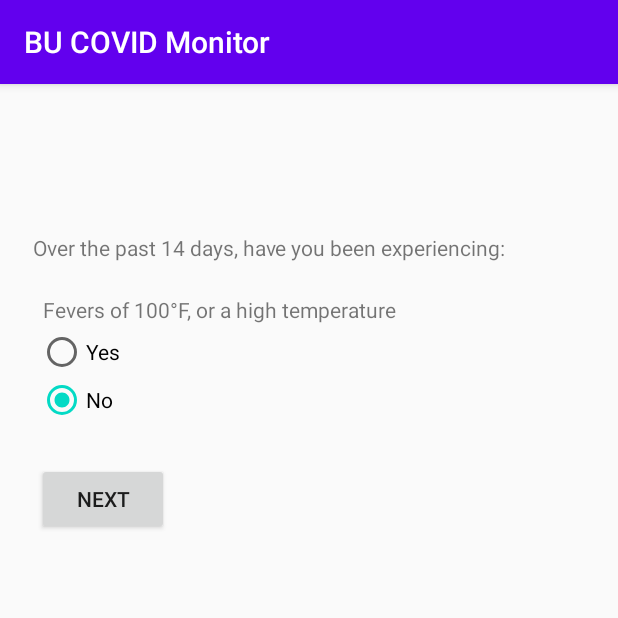
After one commit to Jon-S-Hall/Android_COVID_Monitor, an Android app: the SurveyActivity screen opened directly, with no data from a screen before it, on a phone screen of 412 x 824 dp, the top half of it. The commit adds this screen. Run offline under Robolectric (Android 15) with nearby library versions, the phone set to English and light mode, and no system bars; Roboto replaces fonts that are not available here.

Commit message:
added survey
no symptom checking YET (doesn't check if answered yes on any symptoms)

```diff
--- a/app/src/main/AndroidManifest.xml
+++ b/app/src/main/AndroidManifest.xml
@@ -11,7 +11,7 @@
         android:supportsRtl="true"
         android:theme="@style/AppTheme">
         <activity android:name=".ui.login.LoginActivity">
-            android:label="@string/app_name">
+
             <intent-filter>
                 <action android:name="android.intent.action.MAIN" />
                 <category android:name="android.intent.category.LAUNCHER" />
@@ -19,6 +19,7 @@
         </activity>
         <activity android:name=".ui.login.RegisterActivity"/>
         <activity android:name=".app.HomeScreen"/>
+        <activity android:name=".app.SurveyActivity"/>
     </application>
 
 </manifest>
--- a/app/src/main/java/com/example/bucovidmonitor/app/HomeScreen.java
+++ b/app/src/main/java/com/example/bucovidmonitor/app/HomeScreen.java
@@ -6,13 +6,26 @@ import androidx.appcompat.app.AppCompatActivity;
 
 import com.example.bucovidmonitor.R;
 
+import android.view.View;
+import android.widget.Button;
+import android.content.Intent;
+
 public class HomeScreen extends AppCompatActivity {
 
+    // private Button surveyBtn;
 
     @Override
     public void onCreate(Bundle savedInstanceState) {
         super.onCreate(savedInstanceState);
         setContentView(R.layout.home_screen);
 
+        final Button surveyBtn = findViewById(R.id.button2);
+        surveyBtn.setOnClickListener(new View.OnClickListener() {
+            @Override
+            public void onClick(View v){
+                startActivity(new Intent(getApplicationContext(), SurveyActivity.class));
+            }
+        });
+
     }
 }
--- /dev/null
+++ b/app/src/main/java/com/example/bucovidmonitor/app/SurveyActivity.java
@@ -0,0 +1,64 @@
+package com.example.bucovidmonitor.app;
+
+import androidx.appcompat.app.AppCompatActivity;
+
+import android.content.Intent;
+import android.os.Bundle;
+import com.example.bucovidmonitor.R;
+
+import android.view.View;
+import android.widget.RadioButton;
+import android.widget.RadioGroup;
+import android.widget.Button;
+import android.widget.TextView;
+
+public class SurveyActivity extends AppCompatActivity {
+
+    int stringIDList[] = {R.string.q2, R.string.q3, R.string.q4, R.string.q5, R.string.q6, R.string.q7, R.string.q8};
+    int stringListCount;
+
+    private RadioGroup mYesNo;
+            Button nextBtn;
+
+    @Override
+     public void onCreate(Bundle savedInstanceState){
+        super.onCreate(savedInstanceState);
+        setContentView(R.layout.survey_1);
+
+        mYesNo = (RadioGroup)findViewById(R.id.YesNo);
+        mYesNo.setOnCheckedChangeListener(
+                new RadioGroup.OnCheckedChangeListener() {
+                    @Override
+                    public void onCheckedChanged(RadioGroup group, int checkedId) {
+                        RadioButton selected = (RadioButton)group.findViewById(checkedId);
+                    }
+
+                }
+        );
+
+        nextBtn = findViewById(R.id.next);
+        nextBtn.setOnClickListener(new View.OnClickListener() {
+
+            @Override
+            public void onClick(View v) {
+               TextView nextQ = (TextView)findViewById(R.id.question);
+                // nextQ.setText("Coughing, not related to a chronic condition");
+               int id = v.getId();
+               if(id == R.id.next && stringListCount < stringIDList.length - 1)
+                   stringListCount++;
+
+               nextQ.setText(stringIDList[stringListCount]);
+               if(stringListCount == 6) {
+                   nextBtn.setText("Finish");
+                   nextBtn.setOnClickListener(new View.OnClickListener() {
+                       @Override
+                       public void onClick(View v) {
+                           startActivity(new Intent(getApplicationContext(), HomeScreen.class));
+                       }
+                   });
+               }
+            }
+
+        });
+        }
+    }
--- a/app/src/main/res/layout/home_screen.xml
+++ b/app/src/main/res/layout/home_screen.xml
@@ -17,4 +17,16 @@
         app:layout_constraintStart_toStartOf="parent"
         app:layout_constraintTop_toTopOf="parent"
         app:layout_constraintVertical_bias="0.193" />
+
+    <Button
+        android:id="@+id/button2"
+        android:layout_width="wrap_content"
+        android:layout_height="wrap_content"
+        android:text="@string/button_survey"
+        app:layout_constraintBottom_toBottomOf="parent"
+        app:layout_constraintEnd_toEndOf="parent"
+        app:layout_constraintHorizontal_bias="0.201"
+        app:layout_constraintStart_toStartOf="parent"
+        app:layout_constraintTop_toTopOf="parent"
+        app:layout_constraintVertical_bias="0.395" />
 </androidx.constraintlayout.widget.ConstraintLayout>
--- /dev/null
+++ b/app/src/main/res/layout/survey_1.xml
@@ -0,0 +1,72 @@
+<?xml version="1.0" encoding="utf-8"?>
+<androidx.constraintlayout.widget.ConstraintLayout
+    xmlns:android="http://schemas.android.com/apk/res/android"
+    xmlns:app="http://schemas.android.com/apk/res-auto"
+    xmlns:tools="http://schemas.android.com/tools"
+    android:layout_width="match_parent"
+    android:layout_height="match_parent">
+
+    <TextView
+        android:id="@+id/generalQ"
+        android:layout_width="wrap_content"
+        android:layout_height="wrap_content"
+        android:text="@string/over_the_past_14_days_have_you_been_experiencing"
+        app:layout_constraintBottom_toBottomOf="parent"
+        app:layout_constraintEnd_toEndOf="parent"
+        app:layout_constraintHorizontal_bias="0.225"
+        app:layout_constraintStart_toStartOf="parent"
+        app:layout_constraintTop_toTopOf="parent"
+        app:layout_constraintVertical_bias="0.133" />
+
+    <TextView
+        android:id="@+id/question"
+        android:layout_width="wrap_content"
+        android:layout_height="wrap_content"
+        android:text="@string/fevers_of_100_f_or_a_high_temperature"
+        app:layout_constraintBottom_toBottomOf="parent"
+        app:layout_constraintEnd_toEndOf="parent"
+        app:layout_constraintHorizontal_bias="0.161"
+        app:layout_constraintStart_toStartOf="parent"
+        app:layout_constraintTop_toTopOf="parent"
+        app:layout_constraintVertical_bias="0.188" />
+
+    <RadioGroup
+        android:id="@+id/YesNo"
+        android:layout_width="135dp"
+        android:layout_height="94dp"
+        app:layout_constraintBottom_toBottomOf="parent"
+        app:layout_constraintEnd_toEndOf="parent"
+        app:layout_constraintHorizontal_bias="0.091"
+        app:layout_constraintStart_toStartOf="parent"
+        app:layout_constraintTop_toTopOf="parent"
+        app:layout_constraintVertical_bias="0.241">
+
+        <RadioButton
+            android:id="@+id/radioButton1"
+            android:layout_width="match_parent"
+            android:layout_height="wrap_content"
+            android:text="@string/yes" />
+
+        <RadioButton
+            android:id="@+id/radioButton2"
+            android:layout_width="match_parent"
+            android:layout_height="wrap_content"
+            android:checked="true"
+            android:clickable="true"
+            android:focusable="true"
+            android:text="@string/no" />
+    </RadioGroup>
+
+    <Button
+        android:id="@+id/next"
+        android:layout_width="wrap_content"
+        android:layout_height="wrap_content"
+        android:text="@string/next"
+        app:layout_constraintBottom_toBottomOf="parent"
+        app:layout_constraintEnd_toEndOf="parent"
+        app:layout_constraintHorizontal_bias="0.077"
+        app:layout_constraintStart_toStartOf="parent"
+        app:layout_constraintTop_toTopOf="parent"
+        app:layout_constraintVertical_bias="0.351" />
+
+</androidx.constraintlayout.widget.ConstraintLayout>
--- a/app/src/main/res/values/strings.xml
+++ b/app/src/main/res/values/strings.xml
@@ -9,4 +9,17 @@
     <string name="invalid_username">Not a valid username</string>
     <string name="invalid_password">Password must be >5 characters</string>
     <string name="login_failed">"Login failed"</string>
+    <string name="button_survey">Complete survey</string>
+    <string name="over_the_past_14_days_have_you_been_experiencing">Over the past 14 days, have you been experiencing:</string>
+    <string name="fevers_of_100_f_or_a_high_temperature">Fevers of 100°F, or a high temperature</string>
+    <string name="yes">Yes</string>
+    <string name="no">No</string>
+    <string name="next">Next</string>
+    <string name="q2">A cough not related to a chronic condition</string>
+    <string name="q3">Difficulty breathing and/or shortness of breath</string>
+    <string name="q4">Sore throat</string>
+    <string name="q5">Loss of sense of taste or smell</string>
+    <string name="q6">Vomiting</string>
+    <string name="q7">Severe fatigue</string>
+    <string name="q8">Severe muscle aches</string>
 </resources>
```
